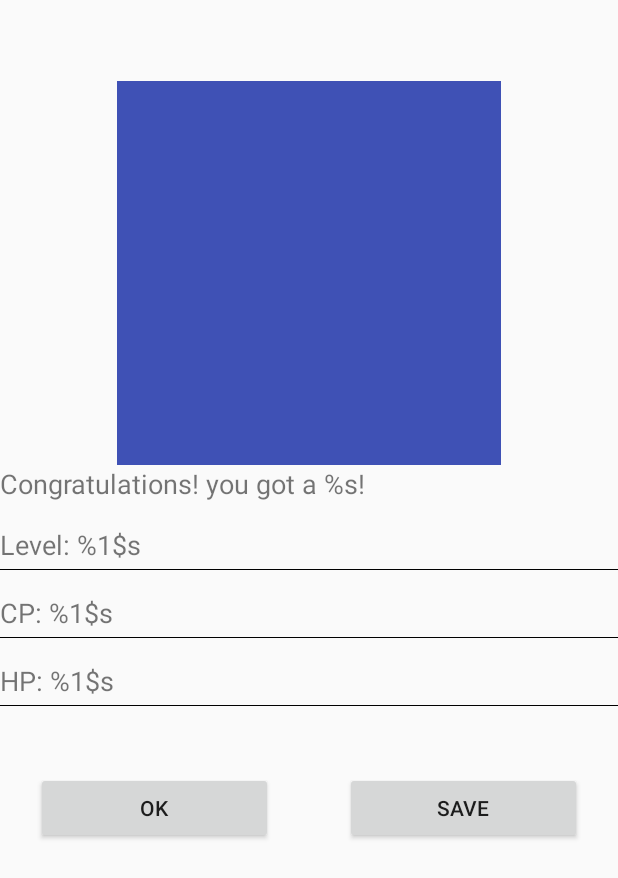
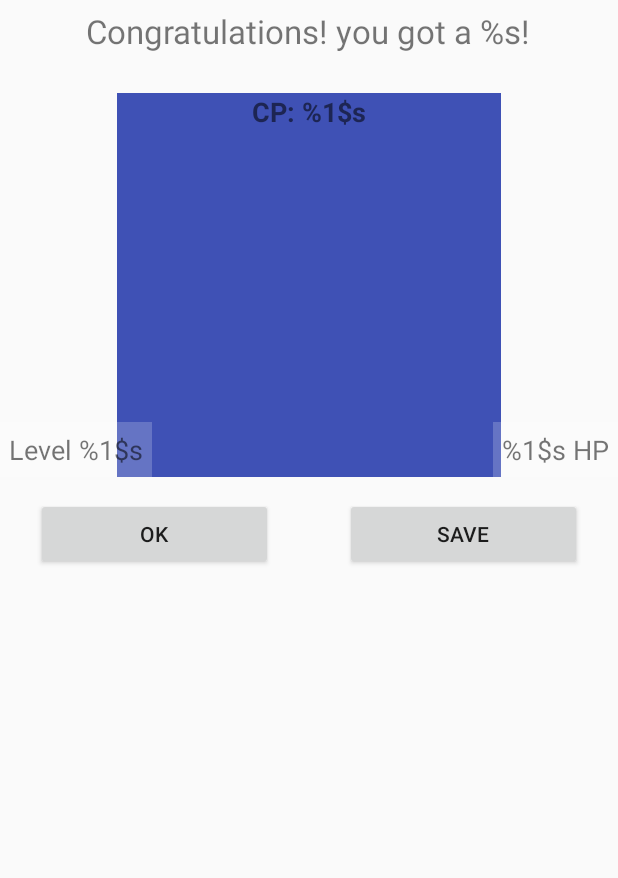
Before and after one commit to f3lixz/EggSimulatorv2, an Android app: the layout pokemon_dialog.xml on its own in the app's theme, with its tools: preview values and no code run, on a phone screen of 412 x 824 dp. Shown: the top 878 px of the screen. Run offline under Robolectric (Android 15) with nearby library versions, the phone set to English and light mode, and no system bars; plain views replace SeekArc.

Commit message:
styled pokedialog

```diff
--- a/app/src/main/java/se/eggmaster/eggsimulator/Core/IPokemonNames.java
+++ b/app/src/main/java/se/eggmaster/eggsimulator/Core/IPokemonNames.java
@@ -84,6 +84,8 @@ import se.eggmaster.eggsimulator.Models.Pokemons.Zubat;
  * Created by FelixTheMaster on 2016-07-29.
  */
 public final class IPokemonNames {
+
+    public static int POKEMON_NR = 73;
 
     public static String BULBASAUR = "Bulbasaur";
     public static String IVYSAUR = "Ivysaur";
--- a/app/src/main/java/se/eggmaster/eggsimulator/Fragments/EggOpenerFragment.java
+++ b/app/src/main/java/se/eggmaster/eggsimulator/Fragments/EggOpenerFragment.java
@@ -44,7 +44,7 @@ public class EggOpenerFragment extends Fragment implements View.OnClickListener
             mPokePopDialog = new PokePopDialog(getActivity());
 
         int pokeLevel = new Random().nextInt(Universal.getPlayerManager().getPlayer().getLevel()) + 1;
-        int pokeId = new Random().nextInt(73) + 1;
+        int pokeId = new Random().nextInt(IPokemonNames.POKEMON_NR) + 1;
         Pokemon pokemon = IPokemonNames.getPokemonById(pokeId);
         pokemon.setLevel(pokeLevel);
         mPokePopDialog.show();
--- a/app/src/main/java/se/eggmaster/eggsimulator/UI/PokePopDialog.java
+++ b/app/src/main/java/se/eggmaster/eggsimulator/UI/PokePopDialog.java
@@ -72,7 +72,7 @@ public class PokePopDialog extends Dialog implements View.OnClickListener {
         mCPText.setText(getString(R.string.pokepop_cp, mPokemon.getCP()));
 
         if (mPokemon.getImageRes() != null)
-            mImage.setImageDrawable(getContext().getResources().getDrawable(mPokemon.getImageRes()));
+            mImage.setImageResource(mPokemon.getImageRes());
         updateSeekArc();
     }
 
--- a/app/src/main/res/layout/pokemon_dialog.xml
+++ b/app/src/main/res/layout/pokemon_dialog.xml
@@ -1,17 +1,14 @@
 <?xml version="1.0" encoding="utf-8"?>
-<LinearLayout xmlns:android="http://schemas.android.com/apk/res/android"
+<RelativeLayout xmlns:android="http://schemas.android.com/apk/res/android"
     xmlns:app="http://schemas.android.com/apk/res-auto"
     android:orientation="vertical" android:layout_width="match_parent"
     android:layout_height="match_parent" android:minWidth="400dp">
-    <RelativeLayout
-        android:layout_width="match_parent"
-        android:layout_height="wrap_content">
     <com.triggertrap.seekarc.SeekArc
         android:id="@+id/seekArc"
         android:layout_width="match_parent"
         android:layout_height="330dp"
         android:layout_gravity="center"
-            android:padding="30dp"
+        android:padding="35dp"
         app:enabled="false"
         app:rotation="180"
         app:startAngle="90"
@@ -19,7 +16,7 @@
         app:touchInside="true" />
     <ImageView
         android:id="@+id/pokeImage"
-            android:layout_marginTop="54dp"
+        android:layout_marginTop="62dp"
         android:layout_width="384px"
         android:layout_height="384px"
         android:scaleType="fitXY"
@@ -27,89 +24,58 @@
         android:src="@color/colorPrimary"
         />
     <TextView
+        android:padding="6dp"
         android:id="@+id/nameText"
-            android:layout_width="match_parent"
+        android:layout_width="wrap_content"
         android:layout_height="wrap_content"
-            android:layout_below="@+id/pokeImage"
         android:text="@string/pokepop_title"
-            android:textSize="18sp"
-            android:layout_gravity="center_horizontal"/>
-    </RelativeLayout>
+        android:textSize="22sp"
+        android:layout_centerHorizontal="true"/>
     <TextView
+        android:padding="6dp"
         android:id="@+id/lvlText"
-        android:paddingTop="16dp"
         android:textSize="18sp"
         android:layout_width="wrap_content"
         android:layout_height="wrap_content"
         android:text="@string/pokepop_level"
+        android:background="#33FFFFFF"
+        android:layout_alignBottom="@id/pokeImage"
+        android:layout_alignParentLeft="true"
         />
-    <View
-        android:layout_marginTop="4dp"
-        android:layout_width="match_parent"
-        android:layout_height="1px"
-        android:background="@android:color/black"/>
 
     <TextView
         android:id="@+id/cpText"
-        android:paddingTop="16dp"
         android:textSize="18sp"
+        android:layout_marginTop="62dp"
+        android:textStyle="bold"
         android:layout_width="wrap_content"
         android:layout_height="wrap_content"
+        android:layout_centerHorizontal="true"
         android:text="@string/pokepop_cp"
         />
-    <View
-        android:layout_marginTop="4dp"
-        android:layout_width="match_parent"
-        android:layout_height="1px"
-        android:background="@android:color/black"/>
     <TextView
+        android:padding="6dp"
         android:id="@+id/hpText"
-        android:paddingTop="16dp"
         android:textSize="18sp"
+        android:background="#33FFFFFF"
         android:layout_width="wrap_content"
         android:layout_height="wrap_content"
+        android:layout_alignBottom="@id/pokeImage"
+        android:layout_alignParentRight="true"
         android:text="@string/pokepop_hp"
         />
-    <View
-        android:layout_marginTop="4dp"
-        android:layout_width="match_parent"
-        android:layout_height="1px"
-        android:background="@android:color/black"/>
-   <!-- <TextView
-        android:id="@+id/weightText"
-        android:paddingTop="16dp"
-        android:textSize="18sp"
-        android:layout_width="wrap_content"
-        android:layout_height="wrap_content"
-        android:text="@string/pokepop_weight"
-        />
-    <View
-        android:layout_marginTop="4dp"
-        android:layout_width="match_parent"
-        android:layout_height="1px"
-        android:background="@android:color/black"/>
-    <TextView
-        android:id="@+id/heightText"
-        android:paddingTop="16dp"
-        android:textSize="18sp"
-        android:layout_width="wrap_content"
-        android:layout_height="wrap_content"
-        android:text="@string/pokepop_length"
-        />
-    <View
-        android:layout_marginTop="4dp"
-        android:layout_width="match_parent"
-        android:layout_height="1px"
-        android:background="@android:color/black"/> -->
     <LinearLayout
         android:layout_width="match_parent"
         android:layout_height="wrap_content"
         android:layout_gravity="center_horizontal"
-        android:layout_marginTop="44dp"
+        android:layout_below="@+id/pokeImage"
+        android:layout_marginTop="14dp"
         android:orientation="horizontal">
         <Button
             android:id="@+id/ok_button"
-            android:layout_margin="24dp"
+            android:layout_marginTop="24dp"
+            android:layout_marginLeft="24dp"
+            android:layout_marginRight="24dp"
             android:layout_width="0dp"
             android:layout_weight="1"
             android:layout_height="wrap_content"
@@ -117,7 +83,9 @@
             android:text="@string/general_ok"/>
         <Button
             android:id="@+id/save_button"
-            android:layout_margin="24dp"
+            android:layout_marginTop="24dp"
+            android:layout_marginLeft="24dp"
+            android:layout_marginRight="24dp"
             android:layout_width="0dp"
             android:layout_weight="1"
             android:layout_height="wrap_content"
@@ -125,4 +93,4 @@
             android:text="@string/general_save"/>
     </LinearLayout>
 
-</LinearLayout>
+</RelativeLayout>
--- a/app/src/main/res/values/strings.xml
+++ b/app/src/main/res/values/strings.xml
@@ -3,13 +3,14 @@
     <string name="player_level_text">What level do you want to simulate being?</string>
     <string name="choose_egg_size">Choose the specific egg you want to simulate!</string>
     <string name="pokepop_title">Congratulations! you got a %s!</string>
-    <string name="pokepop_name">Name: %1$s</string>
-    <string name="pokepop_level">Level: %1$s</string>
-    <string name="pokepop_hp">HP: %1$s</string>
+    <string name="pokepop_name">%1$s</string>
+    <string name="pokepop_level">Level %1$s</string>
+    <string name="pokepop_hp">%1$s HP</string>
     <string name="pokepop_cp">CP: %1$s</string>
     <string name="pokepop_weight">Weight: %1$s</string>
     <string name="pokepop_length">Length: %1$s</string>
 
+    <string name="egg_dont_crack">Disable cracking: </string>
     <string name="twokm">2 km</string>
     <string name="fivekm">5 km</string>
     <string name="tenkm">10 km</string>
```
Lines whose indentation alone changed are shown as unchanged.
